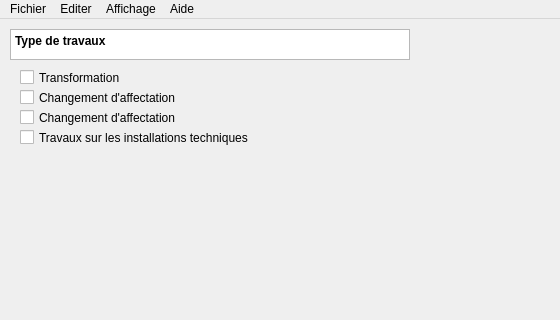
First picture: the form in src/mainwindow.ui, repository LotusField/renergieCH, before the edit; both pictures show x 0 to 560 and y 0 to 320 of the 800 by 600 pixel window.
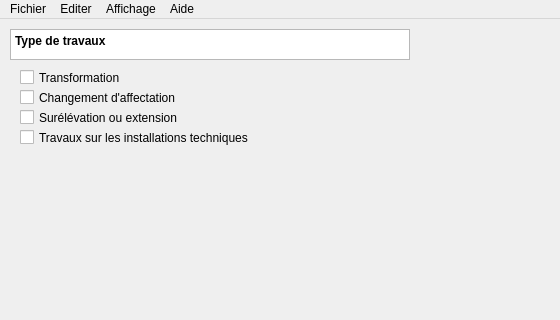
Second picture: the form after the edit.

```diff
--- a/src/mainwindow.ui
+++ b/src/mainwindow.ui
@@ -68,7 +68,7 @@
      <set>Qt::InputMethodHint::ImhNone</set>
     </property>
     <property name="text">
-     <string>Changement d'affectation</string>
+     <string>Surélévation ou extension</string>
     </property>
    </widget>
    <widget class="QCheckBox" name="checkBox_4">
```
Left out of the diff: 8 changed lines with no effect on the pictures.
